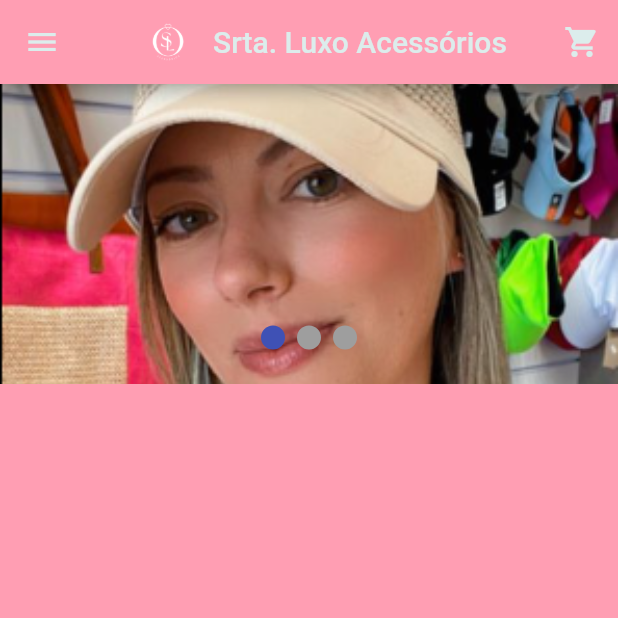
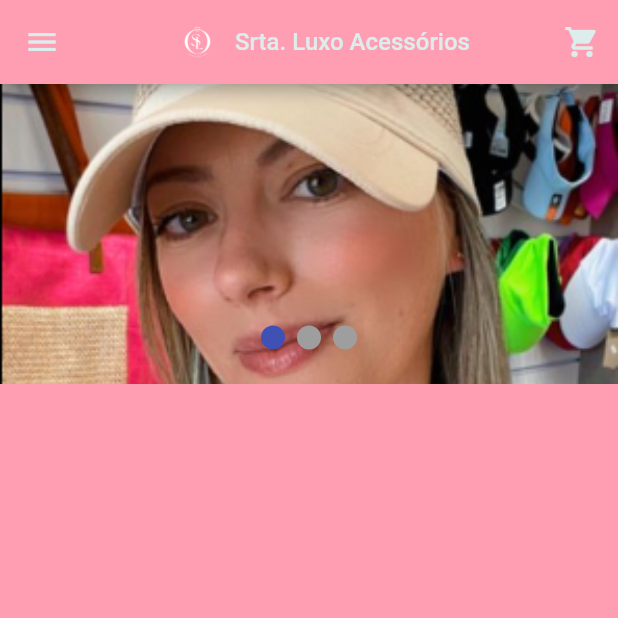
Before and after one commit to elielrj/senhorita_luxo_acessorios, a Flutter app: the screen it shows after launch, on a phone screen of 412 x 824 dp, the top half of it. Run offline on Flutter 3.47's test engine with Material 2 defaults, Android fonts, the phone set to English and light mode, and no system bars; drawn by our look-alikes of smooth_page_indicator; our stand-ins replace cloud_firestore, firebase_core, firebase_storage, image_picker; accounts and stored records are empty; generated files the repository leaves out were written again.

Commit message:
Ajuste de tela para exibir Mia1

```diff
--- a/lib/tela_home.dart
+++ b/lib/tela_home.dart
@@ -53,13 +53,13 @@
               Image.asset(
                 fundoTransparenteLetrasBrancas,
                 height: 70,
-                width: 60,
+                width: 50,
               ),
               const Text(
                 textoSenhoritaLuxoAcessorios,
                 style: TextStyle(
                     color: corVerdeClaroSecundAriaDaSenhoritaLuxoAcessorios,
-                  fontSize: 20
+                  fontSize: 16
                 ),
               ),
               kIsWeb
```
